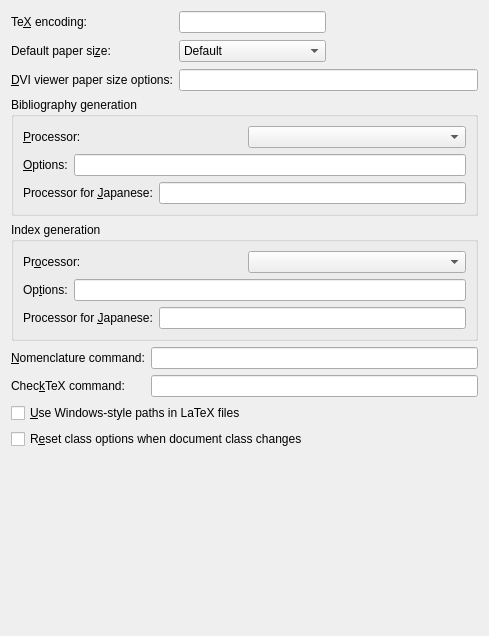
The window that src/frontends/qt4/ui/PrefLatexUi.ui (cburschka/lyx) describes before a commit, drawn with Qt 5.
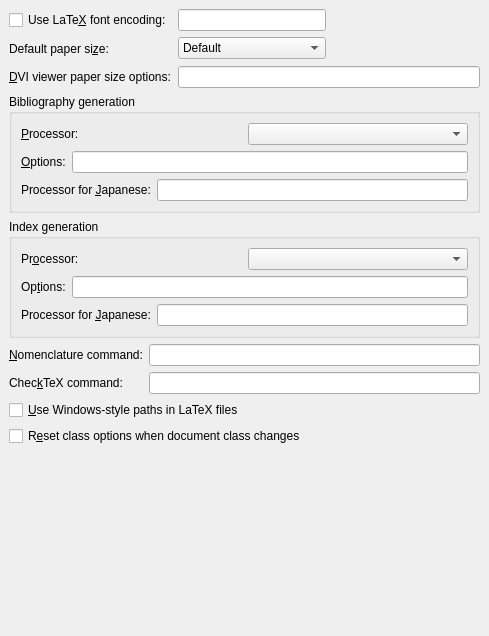
The same window after the commit.

What changed in the file:
```diff
--- a/src/frontends/qt4/ui/PrefLatexUi.ui
+++ b/src/frontends/qt4/ui/PrefLatexUi.ui
@@ -12,20 +12,23 @@
   <property name="windowTitle" >
    <string/>
   </property>
-  <layout class="QGridLayout" name="gridLayout_3" >
+  <layout class="QGridLayout" >
+   <property name="margin" >
+    <number>9</number>
+   </property>
+   <property name="spacing" >
+    <number>6</number>
+   </property>
    <item row="0" column="0" colspan="2" >
-    <widget class="QLabel" name="latexEncodingLA" >
+    <widget class="QCheckBox" name="latexEncodingCB" >
+     <property name="toolTip" >
+      <string>Enable if a specific font encoding (such as T1) should be used (via fontenc)</string>
+     </property>
      <property name="text" >
-      <string>Te&amp;X encoding:</string>
-     </property>
-     <property name="buddy" >
-      <cstring>latexEncodingED</cstring>
+      <string>Use LaTe&amp;X font encoding:</string>
      </property>
     </widget>
    </item>
-   <item row="0" column="2" >
-    <widget class="QLineEdit" name="latexEncodingED" />
-   </item>
    <item rowspan="2" row="0" column="3" >
     <spacer>
      <property name="orientation" >
@@ -34,14 +37,21 @@
      <property name="sizeType" >
       <enum>QSizePolicy::Expanding</enum>
      </property>
-     <property name="sizeHint" stdset="0" >
+     <property name="sizeHint" >
       <size>
-       <width>21</width>
-       <height>52</height>
+       <width>121</width>
+       <height>51</height>
       </size>
      </property>
     </spacer>
    </item>
+   <item row="0" column="2" >
+    <widget class="QLineEdit" name="latexEncodingED" >
+     <property name="toolTip" >
+      <string>Specify the font encoding (e.g., T1).</string>
+     </property>
+    </widget>
+   </item>
    <item row="1" column="0" colspan="2" >
     <widget class="QLabel" name="latexPaperSizeLA" >
      <property name="text" >
@@ -52,50 +62,6 @@
      </property>
     </widget>
    </item>
-   <item row="1" column="2" >
-    <widget class="QComboBox" name="latexPaperSizeCO" >
-     <item>
-      <property name="text" >
-       <string>Default</string>
-      </property>
-     </item>
-     <item>
-      <property name="text" >
-       <string>US letter</string>
-      </property>
-     </item>
-     <item>
-      <property name="text" >
-       <string>US legal</string>
-      </property>
-     </item>
-     <item>
-      <property name="text" >
-       <string>US executive</string>
-      </property>
-     </item>
-     <item>
-      <property name="text" >
-       <string>A3</string>
-      </property>
-     </item>
-     <item>
-      <property name="text" >
-       <string>A4</string>
-      </property>
-     </item>
-     <item>
-      <property name="text" >
-       <string>A5</string>
-      </property>
-     </item>
-     <item>
-      <property name="text" >
-       <string>B5</string>
-      </property>
-     </item>
-    </widget>
-   </item>
    <item row="2" column="0" colspan="2" >
     <widget class="QLabel" name="latexDviPaperLA" >
      <property name="text" >
@@ -121,9 +87,21 @@
      <property name="flat" >
       <bool>true</bool>
      </property>
-     <layout class="QGridLayout" name="gridLayout" >
+     <layout class="QGridLayout" >
+      <property name="margin" >
+       <number>9</number>
+      </property>
+      <property name="spacing" >
+       <number>6</number>
+      </property>
       <item row="0" column="0" >
-       <layout class="QHBoxLayout" name="horizontalLayout" >
+       <layout class="QHBoxLayout" >
+        <property name="margin" >
+         <number>0</number>
+        </property>
+        <property name="spacing" >
+         <number>6</number>
+        </property>
         <item>
          <widget class="QLabel" name="latexBibtexLA" >
           <property name="text" >
@@ -140,7 +118,13 @@
        </layout>
       </item>
       <item row="1" column="0" >
-       <layout class="QHBoxLayout" name="horizontalLayout_2" >
+       <layout class="QHBoxLayout" >
+        <property name="margin" >
+         <number>0</number>
+        </property>
+        <property name="spacing" >
+         <number>6</number>
+        </property>
         <item>
          <widget class="QLabel" name="latexBibtexOptionsLA" >
           <property name="text" >
@@ -161,7 +145,13 @@
        </layout>
       </item>
       <item row="2" column="0" >
-       <layout class="QHBoxLayout" name="horizontalLayout_3" >
+       <layout class="QHBoxLayout" >
+        <property name="margin" >
+         <number>0</number>
+        </property>
+        <property name="spacing" >
+         <number>6</number>
+        </property>
         <item>
          <widget class="QLabel" name="latexJBibtexLA" >
           <property name="text" >
@@ -200,9 +190,21 @@
      <property name="flat" >
       <bool>true</bool>
      </property>
-     <layout class="QGridLayout" name="gridLayout_2" >
+     <layout class="QGridLayout" >
+      <property name="margin" >
+       <number>9</number>
+      </property>
+      <property name="spacing" >
+       <number>6</number>
+      </property>
       <item row="0" column="0" >
-       <layout class="QHBoxLayout" name="horizontalLayout_4" >
+       <layout class="QHBoxLayout" >
+        <property name="margin" >
+         <number>0</number>
+        </property>
+        <property name="spacing" >
+         <number>6</number>
+        </property>
         <item>
          <widget class="QLabel" name="latexIndexLA" >
           <property name="text" >
@@ -219,7 +221,13 @@
        </layout>
       </item>
       <item row="1" column="0" >
-       <layout class="QHBoxLayout" name="horizontalLayout_5" >
+       <layout class="QHBoxLayout" >
+        <property name="margin" >
+         <number>0</number>
+        </property>
+        <property name="spacing" >
+         <number>6</number>
+        </property>
         <item>
          <widget class="QLabel" name="latexIndexOptionsLA" >
           <property name="text" >
@@ -240,7 +248,13 @@
        </layout>
       </item>
       <item row="2" column="0" >
-       <layout class="QHBoxLayout" name="horizontalLayout_6" >
+       <layout class="QHBoxLayout" >
+        <property name="margin" >
+         <number>0</number>
+        </property>
+        <property name="spacing" >
+         <number>6</number>
+        </property>
         <item>
          <widget class="QLabel" name="latexJIndexLA" >
           <property name="text" >
@@ -326,6 +340,50 @@
      </property>
     </widget>
    </item>
+   <item row="1" column="2" >
+    <widget class="QComboBox" name="latexPaperSizeCO" >
+     <item>
+      <property name="text" >
+       <string>Default</string>
+      </property>
+     </item>
+     <item>
+      <property name="text" >
+       <string>US letter</string>
+      </property>
+     </item>
+     <item>
+      <property name="text" >
+       <string>US legal</string>
+      </property>
+     </item>
+     <item>
+      <property name="text" >
+       <string>US executive</string>
+      </property>
+     </item>
+     <item>
+      <property name="text" >
+       <string>A3</string>
+      </property>
+     </item>
+     <item>
+      <property name="text" >
+       <string>A4</string>
+      </property>
+     </item>
+     <item>
+      <property name="text" >
+       <string>A5</string>
+      </property>
+     </item>
+     <item>
+      <property name="text" >
+       <string>B5</string>
+      </property>
+     </item>
+    </widget>
+   </item>
    <item row="9" column="0" colspan="4" >
     <spacer>
      <property name="orientation" >
```
Left out of the diff: 10 changed lines with no effect on the pictures.
